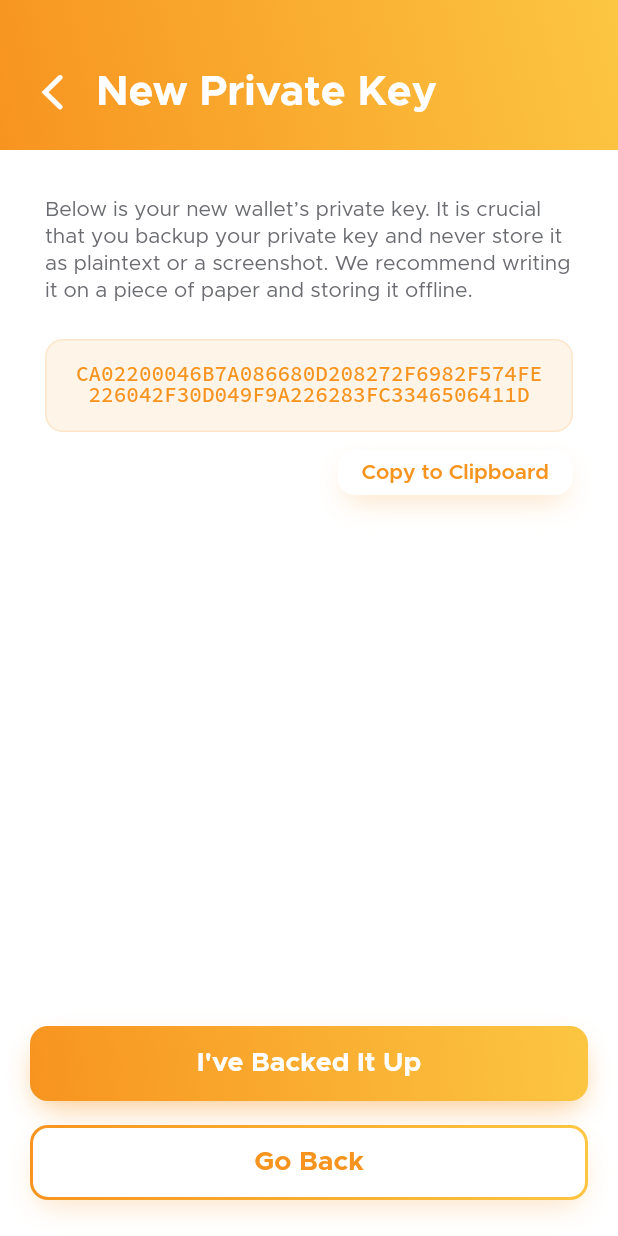
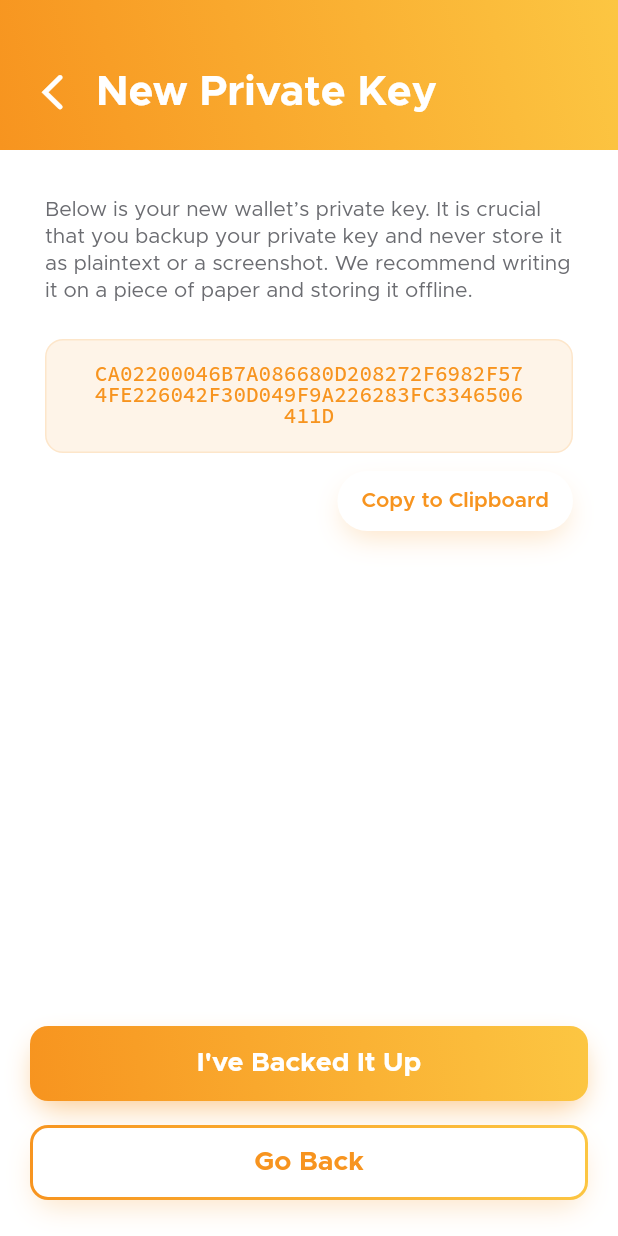
Before and after one commit to appditto/blaise_wallet_flutter, a Flutter app: the screen it shows after launch, after a tap on "New Private Key", on a phone screen of 412 x 824 dp. Run offline on Flutter 3.47's test engine with Material 2 defaults, Android fonts, the phone set to English and light mode, and no system bars; drawn by our look-alikes of oktoast; our stand-ins replace flare_flutter; generated files the repository leaves out were written again.

Commit message:
Small tweaks

```diff
--- a/lib/ui/intro/intro_new_private_key.dart
+++ b/lib/ui/intro/intro_new_private_key.dart
@@ -65,7 +65,7 @@ class _IntroNewPrivateKeyPageState extends State<IntroNewPrivateKeyPage> {
                                       size: 24)),
                             ),
                             Container(
-                              width: MediaQuery.of(context).size.width - 94,
+                              width: MediaQuery.of(context).size.width - 100,
                               margin:
                                   EdgeInsetsDirectional.fromSTEB(4, 24, 4, 24),
                               child: AutoSizeText(
@@ -83,7 +83,7 @@ class _IntroNewPrivateKeyPageState extends State<IntroNewPrivateKeyPage> {
                         margin: EdgeInsetsDirectional.fromSTEB(30, 30, 30, 0),
                         child: AutoSizeText(
                           "Below is your new wallet’s private key. It is crucial that you backup your private key and never store it as plaintext or a screenshot. We recommend writing it on a piece of paper and storing it offline.",
-                          maxLines: 4,
+                          maxLines: 5,
                           stepGranularity: 0.5,
                           style: TextStyle(
                               color:
@@ -96,7 +96,7 @@ class _IntroNewPrivateKeyPageState extends State<IntroNewPrivateKeyPage> {
                       // Container for the seed
                       Container(
                         margin: EdgeInsetsDirectional.fromSTEB(30, 24, 30, 0),
-                        padding: EdgeInsetsDirectional.fromSTEB(16, 16, 16, 16),
+                        padding: EdgeInsetsDirectional.fromSTEB(32, 16, 32, 16),
                         width: MediaQuery.of(context).size.width - 60,
                         decoration: BoxDecoration(
                           borderRadius: BorderRadius.circular(12),
@@ -127,17 +127,17 @@ class _IntroNewPrivateKeyPageState extends State<IntroNewPrivateKeyPage> {
                         children: <Widget>[
                           Container(
                             decoration: BoxDecoration(
-                              borderRadius: BorderRadius.circular(12.0),
+                              borderRadius: BorderRadius.circular(100.0),
                               color: StateContainer.of(context).curTheme.backgroundPrimary,
                               boxShadow: [
                                 StateContainer.of(context).curTheme.shadowSecondary,
                               ],
                             ),
                             margin: EdgeInsetsDirectional.fromSTEB(30, 12, 30, 0),
-                            height: 30,
+                            height: 40,
                             child: FlatButton(
                               shape: RoundedRectangleBorder(
-                                  borderRadius: BorderRadius.circular(30.0)),
+                                  borderRadius: BorderRadius.circular(100.0)),
                               child: AutoSizeText(
                                 "Copy to Clipboard",
                                 textAlign: TextAlign.center,
--- a/lib/ui/intro/intro_welcome.dart
+++ b/lib/ui/intro/intro_welcome.dart
@@ -66,7 +66,7 @@ class _IntroWelcomePageState extends State<IntroWelcomePage> {
                           child: AutoSizeText(
                             "Welcome to Blaise Wallet. To begin, you can create a new private key or import one.",
                             maxLines: 4,
-                            stepGranularity: 0.5,
+                            stepGranularity: 0.1,
                             style: TextStyle(
                                 color: StateContainer.of(context)
                                     .curTheme
```
